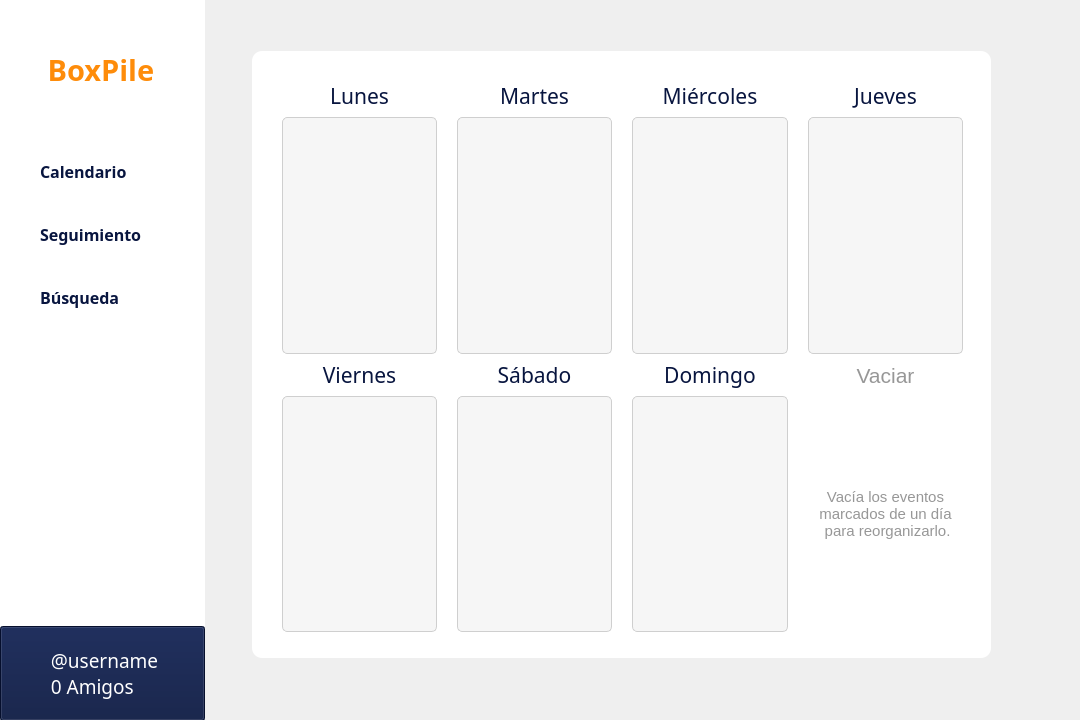
First picture: the form in boxpile.ui, repository ErtonDev/TR-ES_JG, before the edit.
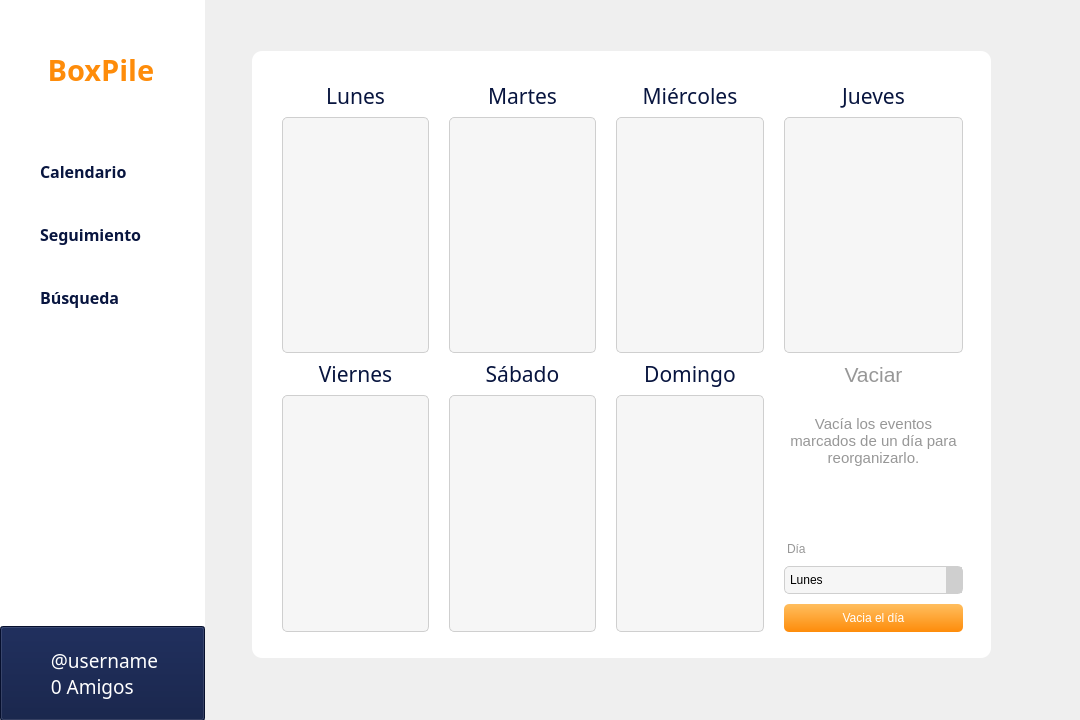
Second picture: the form after the edit. Icons and pictures are not drawn.

```diff
--- a/boxpile.ui
+++ b/boxpile.ui
@@ -795,7 +795,22 @@
 border-style: solid;
 border-width: 1px;
 border-radius: 5px;
-border-color: rgb(207, 207, 207);</string>
+border-color: rgb(207, 207, 207);
+selection-background-color: rgb(8, 21, 63);
+min-width: 100;
+min-height: 200;</string>
+                  </property>
+                  <property name="dragEnabled">
+                   <bool>true</bool>
+                  </property>
+                  <property name="dragDropMode">
+                   <enum>QAbstractItemView::InternalMove</enum>
+                  </property>
+                  <property name="spacing">
+                   <number>2</number>
+                  </property>
+                  <property name="wordWrap">
+                   <bool>true</bool>
                   </property>
                  </widget>
                 </item>
@@ -902,7 +917,22 @@
 border-style: solid;
 border-width: 1px;
 border-radius: 5px;
-border-color: rgb(207, 207, 207);</string>
+border-color: rgb(207, 207, 207);
+selection-background-color: rgb(8, 21, 63);
+min-width: 100;
+min-height: 200;</string>
+                  </property>
+                  <property name="dragEnabled">
+                   <bool>true</bool>
+                  </property>
+                  <property name="dragDropMode">
+                   <enum>QAbstractItemView::InternalMove</enum>
+                  </property>
+                  <property name="spacing">
+                   <number>2</number>
+                  </property>
+                  <property name="wordWrap">
+                   <bool>true</bool>
                   </property>
                  </widget>
                 </item>
@@ -914,7 +944,22 @@
 border-style: solid;
 border-width: 1px;
 border-radius: 5px;
-border-color: rgb(207, 207, 207);</string>
+border-color: rgb(207, 207, 207);
+selection-background-color: rgb(8, 21, 63);
+min-width: 100;
+min-height: 200;</string>
+                  </property>
+                  <property name="dragEnabled">
+                   <bool>true</bool>
+                  </property>
+                  <property name="dragDropMode">
+                   <enum>QAbstractItemView::InternalMove</enum>
+                  </property>
+                  <property name="spacing">
+                   <number>2</number>
+                  </property>
+                  <property name="wordWrap">
+                   <bool>true</bool>
                   </property>
                  </widget>
                 </item>
@@ -945,7 +990,22 @@
 border-style: solid;
 border-width: 1px;
 border-radius: 5px;
-border-color: rgb(207, 207, 207);</string>
+border-color: rgb(207, 207, 207);
+selection-background-color: rgb(8, 21, 63);
+min-width: 100;
+min-height: 200;</string>
+                  </property>
+                  <property name="dragEnabled">
+                   <bool>true</bool>
+                  </property>
+                  <property name="dragDropMode">
+                   <enum>QAbstractItemView::InternalMove</enum>
+                  </property>
+                  <property name="spacing">
+                   <number>2</number>
+                  </property>
+                  <property name="wordWrap">
+                   <bool>true</bool>
                   </property>
                  </widget>
                 </item>
@@ -995,7 +1055,22 @@
 border-style: solid;
 border-width: 1px;
 border-radius: 5px;
-border-color: rgb(207, 207, 207);</string>
+border-color: rgb(207, 207, 207);
+selection-background-color: rgb(8, 21, 63);
+min-width: 100;
+min-height: 200;</string>
+                  </property>
+                  <property name="dragEnabled">
+                   <bool>true</bool>
+                  </property>
+                  <property name="dragDropMode">
+                   <enum>QAbstractItemView::InternalMove</enum>
+                  </property>
+                  <property name="spacing">
+                   <number>2</number>
+                  </property>
+                  <property name="wordWrap">
+                   <bool>true</bool>
                   </property>
                  </widget>
                 </item>
@@ -1007,7 +1082,22 @@
 border-style: solid;
 border-width: 1px;
 border-radius: 5px;
-border-color: rgb(207, 207, 207);</string>
+border-color: rgb(207, 207, 207);
+selection-background-color: rgb(8, 21, 63);
+min-width: 100;
+min-height: 200;</string>
+                  </property>
+                  <property name="dragEnabled">
+                   <bool>true</bool>
+                  </property>
+                  <property name="dragDropMode">
+                   <enum>QAbstractItemView::InternalMove</enum>
+                  </property>
+                  <property name="spacing">
+                   <number>2</number>
+                  </property>
+                  <property name="wordWrap">
+                   <bool>true</bool>
                   </property>
                  </widget>
                 </item>
@@ -1019,7 +1109,22 @@
 border-style: solid;
 border-width: 1px;
 border-radius: 5px;
-border-color: rgb(207, 207, 207);</string>
+border-color: rgb(207, 207, 207);
+selection-background-color: rgb(8, 21, 63);
+min-width: 100;
+min-height: 200;</string>
+                  </property>
+                  <property name="dragEnabled">
+                   <bool>true</bool>
+                  </property>
+                  <property name="dragDropMode">
+                   <enum>QAbstractItemView::InternalMove</enum>
+                  </property>
+                  <property name="spacing">
+                   <number>2</number>
+                  </property>
+                  <property name="wordWrap">
+                   <bool>true</bool>
                   </property>
                  </widget>
                 </item>
@@ -1034,11 +1139,12 @@
                      </font>
                     </property>
                     <property name="styleSheet">
-                     <string notr="true">color: rgb(151, 151, 151);</string>
+                     <string notr="true">color: rgb(151, 151, 151);
+margin-top: 20px;
+margin-bottom: 20px;</string>
                     </property>
                     <property name="text">
-                     <string>Vacía los eventos marcados de un día
- para reorganizarlo.</string>
+                     <string>Vacía los eventos marcados de un día para reorganizarlo.</string>
                     </property>
                     <property name="alignment">
                      <set>Qt::AlignCenter</set>
@@ -1048,6 +1154,121 @@
                     </property>
                    </widget>
                   </item>
+                  <item>
+                   <spacer name="calendarioMainVaciarSpacer">
+                    <property name="orientation">
+                     <enum>Qt::Vertical</enum>
+                    </property>
+                    <property name="sizeHint" stdset="0">
+                     <size>
+                      <width>20</width>
+                      <height>40</height>
+                     </size>
+                    </property>
+                   </spacer>
+                  </item>
+                  <item>
+                   <widget class="QLabel" name="calendarioMainVaciarLabel">
+                    <property name="styleSheet">
+                     <string notr="true">color: rgb(151, 151, 151);
+margin-bottom: 10px;
+margin-top: 10px;</string>
+                    </property>
+                    <property name="text">
+                     <string>Día</string>
+                    </property>
+                   </widget>
+                  </item>
+                  <item>
+                   <widget class="QComboBox" name="calendarioAddCombo1_2">
+                    <property name="styleSheet">
+                     <string notr="true">QComboBox {
+	color: rgb(0, 0, 0);
+	border-style: solid;
+	border-width: 1px;
+	border-radius: 5px;
+	border-color: rgb(207, 207, 207);
+	background-color: rgb(246, 246, 246);
+	padding: 5px;
+	margin-bottom: 10px;
+}
+
+QComboBox:focus {
+	border-color: rgb(254, 140, 10);
+	border-width: 2px;
+}
+
+QComboBox::drop-down {
+	background-color: rgb(207, 207, 207);
+	selection-color: rgb(246, 246, 246);
+}
+
+QComboBox::drop-down:focus {
+	background-color: rgb(254, 140, 10);
+	selection-color: rgb(246, 246, 246);
+}</string>
+                    </property>
+                    <item>
+                     <property name="text">
+                      <string>Lunes</string>
+                     </property>
+                    </item>
+                    <item>
+                     <property name="text">
+                      <string>Martes</string>
+                     </property>
+                    </item>
+                    <item>
+                     <property name="text">
+                      <string>Miércoles</string>
+                     </property>
+                    </item>
+                    <item>
+                     <property name="text">
+                      <string>Jueves</string>
+                     </property>
+                    </item>
+                    <item>
+                     <property name="text">
+                      <string>Viernes</string>
+                     </property>
+                    </item>
+                    <item>
+                     <property name="text">
+                      <string>Sábado</string>
+                     </property>
+                    </item>
+                    <item>
+                     <property name="text">
+                      <string>Domingo</string>
+                     </property>
+                    </item>
+                   </widget>
+                  </item>
+                  <item>
+                   <widget class="QPushButton" name="calendarioMainVaciarBtn">
+                    <property name="styleSheet">
+                     <string notr="true">QPushButton {
+	border-width: 0px;
+	color: rgb(255, 255, 255);
+	background-color: qlineargradient(spread:pad, x1:1, y1:1, x2:1, y2:0, stop:0 rgba(254, 140, 10, 255), stop:1 rgba(255, 190, 94, 255));
+	padding: 6.5px;
+	border-radius: 5px;
+}
+
+QPushButton:hover {
+	background-color: qlineargradient(spread:pad, x1:1, y1:1, x2:1, y2:0, stop:0 rgba(249, 137, 9, 255), stop:1 rgba(249, 186, 92, 255));
+}
+
+QPushButton:pressed {
+	background-color: qlineargradient(spread:pad, x1:1, y1:1, x2:1, y2:0, stop:0 rgba(241, 133, 9, 255), stop:1 rgba(240, 179, 88, 255));
+}</string>
+                    </property>
+                    <property name="text">
+                     <string>Vacia el día</string>
+                    </property>
+                   </widget>
+                  </item>
                  </layout>
                 </item>
                </layout>
```
Left out of the diff: 2 changed lines with no effect on the pictures.
